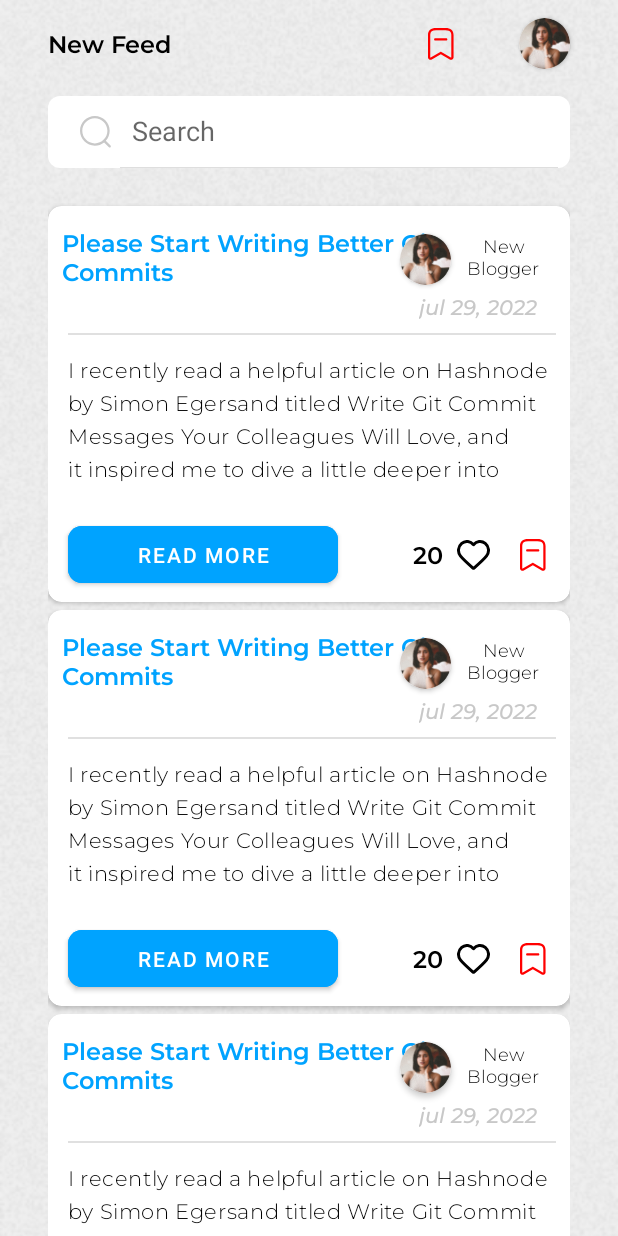
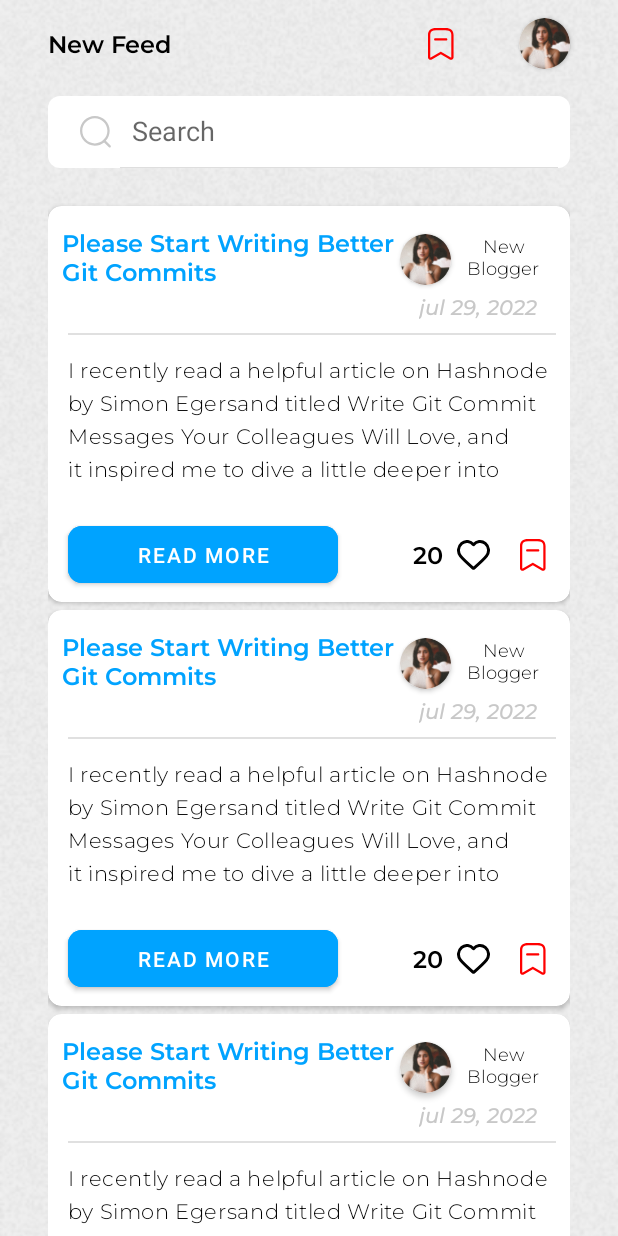
Before and after one commit to Akshansh0812/Blog-App, an Android app: the layout activity_main.xml on its own in the app's theme, with its tools: preview values and no code run, on a phone screen of 412 x 824 dp. Run offline under Robolectric (Android 15) with nearby library versions, the phone set to English and light mode, and no system bars; Roboto replaces fonts that are not available here.

```diff
--- a/app/src/main/res/layout/blog_item.xml
+++ b/app/src/main/res/layout/blog_item.xml
@@ -14,7 +14,7 @@
 
         <TextView
             android:id="@+id/heading"
-            android:layout_width="266dp"
+            android:layout_width="230dp"
             android:layout_height="wrap_content"
             android:layout_marginStart="9dp"
             android:layout_marginTop="13dp"
```
